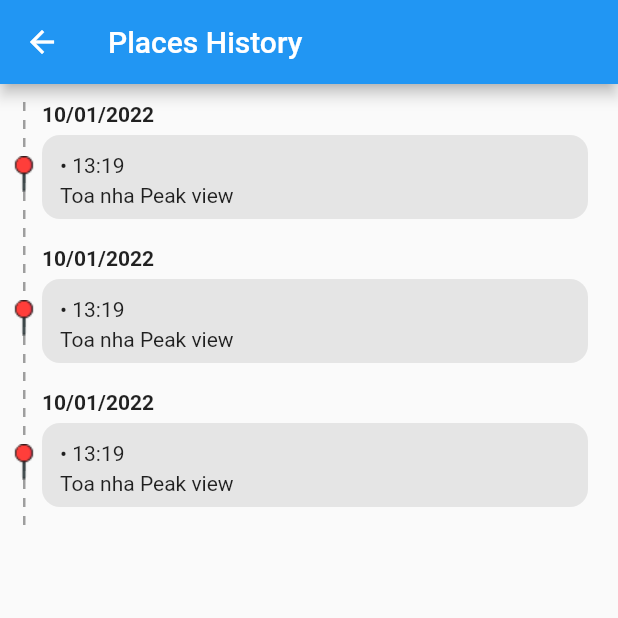
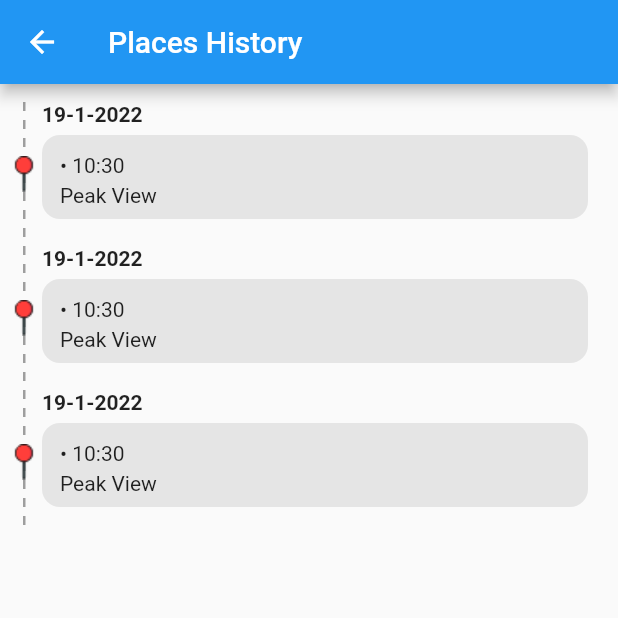
Before and after one commit to hoangatuan/PCCovid_Flutter, a Flutter app: the PlacesHistoryScreen screen opened directly, on a phone screen of 412 x 824 dp, the top half of it. Run offline on Flutter 3.47's test engine with Material 2 defaults, Android fonts, the phone set to English and light mode, and no system bars; our stand-ins replace fl_chart, flutter_svg, hexcolor, shared_preferences, sqflite, webview_flutter; accounts and stored records are empty; project files that could hold a hidden picture were left out.

Commit message:
Create PlacesDatabse

```diff
--- a/lib/models/place.dart
+++ b/lib/models/place.dart
@@ -1,6 +1,30 @@
+const String tablePlaces = 'places';
+
+class PlaceFields {
+  static const List<String> values = [id, date, location];
+
+  static const String id = "_id";
+  static const String date = "date";
+  static const String location = "location";
+}
+
 class Place {
+  final int? id;
   DateTime date;
   String location;
 
-  Place(this.date, this.location);
+  Place({this.id, required this.date, required this.location});
+
+  Map<String, Object?> toJson() => {
+        PlaceFields.id: id,
+        PlaceFields.location: location,
+        PlaceFields.date: date.toIso8601String()
+      };
+
+  static Place fromJson(Map<String, Object?> json) {
+    return Place(
+        id: json[PlaceFields.id] as int?,
+        date: DateTime.parse(json[PlaceFields.date] as String),
+        location: json[PlaceFields.location] as String);
+  }
 }
--- a/lib/screens/account/account_screen.dart
+++ b/lib/screens/account/account_screen.dart
@@ -2,9 +2,11 @@ import 'package:flutter/material.dart';
 import 'package:pccovid/helpers/constants.dart';
 import 'package:pccovid/screens/account/view_model/account_view_model.dart';
 import 'package:pccovid/screens/guide/guide_screen.dart';
-import 'package:pccovid/screens/places_history/places_history_screen.dart';
+import 'package:pccovid/screens/places_history/view/places_history_screen.dart';
+import 'package:pccovid/screens/places_history/viewmodel/place_history_viewmodel.dart';
 import 'package:pccovid/screens/webview/in_app_webview_screen.dart';
 import 'package:pccovid/services/shared_pref_service.dart';
+import 'package:provider/provider.dart';
 
 enum UtilityType { introduce, language, place, logout }
 
--- a/lib/screens/places_history/places_history_screen.dart
+++ /dev/null
@@ -1,24 +0,0 @@
-import 'package:flutter/material.dart';
-import 'package:pccovid/screens/places_history/places_history_row.dart';
-
-class PlacesHistoryScreen extends StatelessWidget {
-  const PlacesHistoryScreen({Key? key}) : super(key: key);
-
-  @override
-  Widget build(BuildContext context) {
-    return Scaffold(
-      appBar: AppBar(
-        title: const Text('Places History'),
-      ),
-      body: Padding(
-        padding: const EdgeInsets.fromLTRB(4, 12, 4, 0),
-        child: ListView.builder(
-            itemCount: 3,
-            padding: const EdgeInsets.all(0),
-            itemBuilder: (context, index) {
-              return const PlacesHistoryRow();
-            }),
-      ),
-    );
-  }
-}
--- a/lib/screens/places_history/places_history_row.dart
+++ b/lib/screens/places_history/view/places_history_row.dart
@@ -1,9 +1,10 @@
 import 'package:flutter/material.dart';
+import 'package:pccovid/screens/places_history/viewmodel/place_viewmodel.dart';
 
 class PlacesHistoryRow extends StatelessWidget {
-  const PlacesHistoryRow({
-    Key? key,
-  }) : super(key: key);
+  const PlacesHistoryRow({Key? key, required this.viewModel}) : super(key: key);
+
+  final PlaceViewModel viewModel;
 
   @override
   Widget build(BuildContext context) {
@@ -13,37 +14,14 @@ class PlacesHistoryRow extends StatelessWidget {
         padding: const EdgeInsets.only(right: 16),
         child: Row(
           children: [
-            SizedBox(
-              width: 24,
-              child: Stack(
-                children: [
-                  Center(
-                      child: SizedBox(
-                    width: 2,
-                    child: ListView.builder(itemBuilder: (context, index) {
-                      return Container(
-                          width: 2,
-                          height: 12,
-                          alignment: Alignment.topCenter,
-                          child: Container(
-                              color: Colors.grey,
-                              alignment: Alignment.topLeft,
-                              height: 6));
-                    }),
-                  )),
-                  Center(
-                      child: Image.asset("assets/icons/pin.png",
-                          width: 24, height: 24))
-                ],
-              ),
-            ),
+            buildDashlineView(),
             const SizedBox(width: 0),
             Expanded(
               child: Column(
                   crossAxisAlignment: CrossAxisAlignment.start,
                   children: [
-                    const Text("10/01/2022",
-                        style: TextStyle(
+                    Text(viewModel.displayDate,
+                        style: const TextStyle(
                             fontSize: 14, fontWeight: FontWeight.bold)),
                     const SizedBox(height: 6),
                     Container(
@@ -52,14 +30,14 @@ class PlacesHistoryRow extends StatelessWidget {
                             color: Color(0xFFE5E5E5),
                             borderRadius:
                                 BorderRadius.all(Radius.circular(12))),
-                        child: Stack(children: const [
+                        child: Stack(children: [
                           Positioned(
-                              child: Text("\u{2022} 13:19"),
+                              child: Text(viewModel.displayTime),
                               left: 12,
                               top: 12,
                               right: 8),
                           Positioned(
-                              child: Text("Toa nha Peak view"),
+                              child: Text(viewModel.location),
                               left: 12,
                               bottom: 8,
                               right: 8)
@@ -71,4 +49,30 @@ class PlacesHistoryRow extends StatelessWidget {
       ),
     );
   }
+
+  SizedBox buildDashlineView() {
+    return SizedBox(
+      width: 24,
+      child: Stack(
+        children: [
+          Center(
+              child: SizedBox(
+            width: 2,
+            child: ListView.builder(itemBuilder: (context, index) {
+              return Container(
+                  width: 2,
+                  height: 12,
+                  alignment: Alignment.topCenter,
+                  child: Container(
+                      color: Colors.grey,
+                      alignment: Alignment.topLeft,
+                      height: 6));
+            }),
+          )),
+          Center(
+              child: Image.asset("assets/icons/pin.png", width: 24, height: 24))
+        ],
+      ),
+    );
+  }
 }
--- /dev/null
+++ b/lib/screens/places_history/view/places_history_screen.dart
@@ -0,0 +1,49 @@
+import 'package:flutter/material.dart';
+import 'package:pccovid/screens/places_history/view/places_history_row.dart';
+import 'package:pccovid/screens/places_history/viewmodel/place_history_viewmodel.dart';
+import 'package:pccovid/screens/places_history/viewmodel/place_viewmodel.dart';
+
+class PlacesHistoryScreen extends StatefulWidget {
+  const PlacesHistoryScreen({Key? key}) : super(key: key);
+
+  @override
+  State<PlacesHistoryScreen> createState() => _PlacesHistoryScreenState();
+}
+
+class _PlacesHistoryScreenState extends State<PlacesHistoryScreen> {
+  IPlaceHistoryViewModel viewModel = MockPlaceHistoryViewModel();
+
+  @override
+  Widget build(BuildContext context) {
+    return Scaffold(
+        appBar: AppBar(
+          title: const Text('Places History'),
+        ),
+        body: FutureBuilder(
+            builder: (context, snapshot) {
+              if (snapshot.connectionState == ConnectionState.done) {
+                if (viewModel.places.isEmpty) {
+                  return const Center(
+                      child: Text(
+                    "You haven't gone anywhere. \nPlease scan QR place to check in!",
+                    textAlign: TextAlign.center,
+                  ));
+                }
+
+                return Padding(
+                  padding: const EdgeInsets.fromLTRB(4, 12, 4, 0),
+                  child: ListView.builder(
+                      itemCount: viewModel.places.length,
+                      padding: const EdgeInsets.all(0),
+                      itemBuilder: (context, index) {
+                        return PlacesHistoryRow(
+                            viewModel: PlaceViewModel(viewModel.places[index]));
+                      }),
+                );
+              }
+
+              return Container();
+            },
+            future: viewModel.fetchListPlaces()));
+  }
+}
--- /dev/null
+++ b/lib/screens/places_history/viewmodel/place_history_viewmodel.dart
@@ -0,0 +1,30 @@
+import 'package:pccovid/models/place.dart';
+import 'package:pccovid/services/places_service.dart';
+
+abstract class IPlaceHistoryViewModel {
+  late List<Place> places;
+
+  Future<void> fetchListPlaces();
+}
+
+class PlaceHistoryViewModel implements IPlaceHistoryViewModel {
+  @override
+  List<Place> places = [];
+
+  @override
+  Future<void> fetchListPlaces() async {
+    places = await PlacesDatabase.instaces.getAllPlaces();
+  }
+}
+
+class MockPlaceHistoryViewModel implements IPlaceHistoryViewModel {
+  @override
+  List<Place> places = [
+    Place(location: "Peak View", date: DateTime.now()),
+    Place(location: "Peak View", date: DateTime.now()),
+    Place(location: "Peak View", date: DateTime.now())
+  ];
+
+  @override
+  Future<void> fetchListPlaces() async {}
+}
--- /dev/null
+++ b/lib/screens/places_history/viewmodel/place_viewmodel.dart
@@ -0,0 +1,15 @@
+import 'package:pccovid/models/place.dart';
+
+class PlaceViewModel {
+  final Place _place;
+
+  PlaceViewModel(this._place);
+
+  String get displayTime =>
+      "\u{2022} ${_place.date.hour}:${_place.date.minute}";
+
+  String get displayDate =>
+      "${_place.date.day}-${_place.date.month}-${_place.date.year}";
+
+  String get location => _place.location;
+}
--- a/pubspec.yaml
+++ b/pubspec.yaml
@@ -42,6 +42,7 @@ dependencies:
   fl_chart: ^0.41.0
   webview_flutter: ^3.0.0
   shared_preferences: ^2.0.12
+  sqflite: ^2.0.2
 
 dev_dependencies:
   flutter_test:
```
Also changed, not shown: lib/services/places_service.dart (added, +56 -0 lines), lib/services/shared_pref_service.dart (+0 -13 lines), pubspec.lock, 1 other file.
